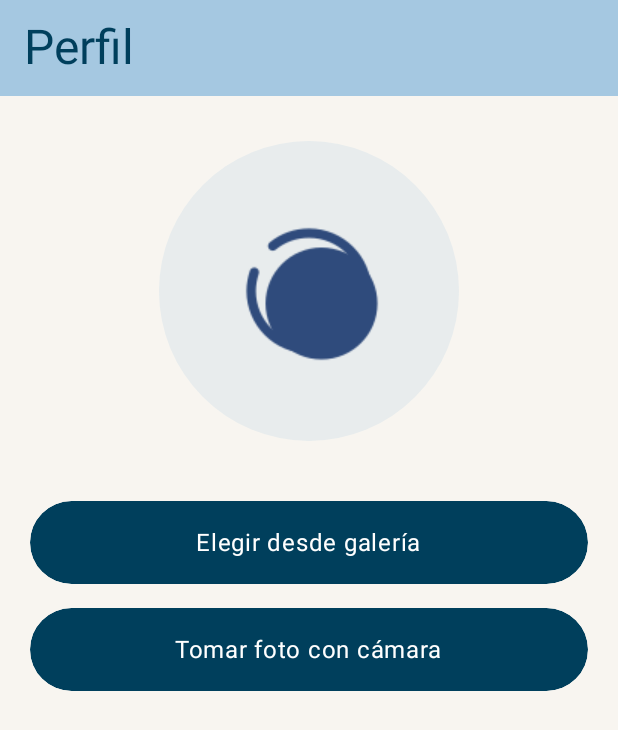
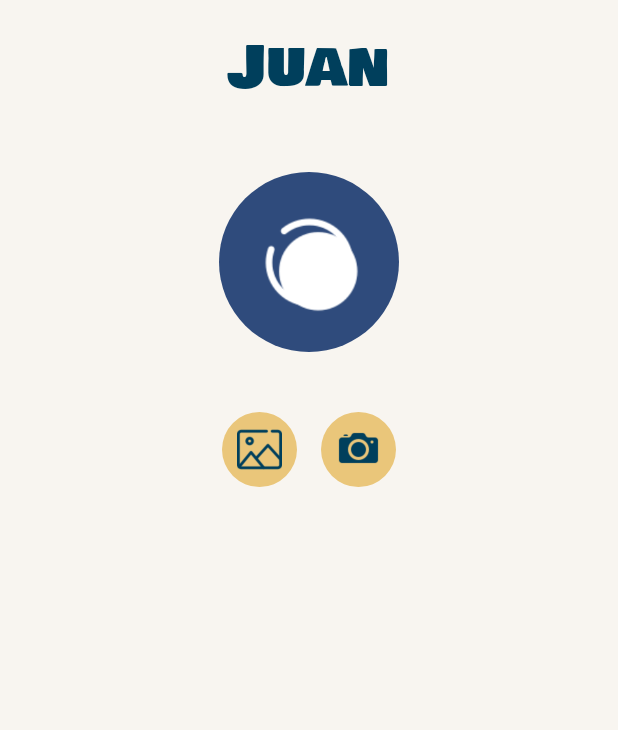
Before and after one commit to parchados/MovilParchados, an Android app built with Jetpack Compose: the PerfilScreen screen opened through its navigation route, on a phone screen of 412 x 824 dp. Shown: the top 730 px of the screen. Run offline under Robolectric (Android 15) with nearby library versions, the phone set to English and light mode, and no system bars; libraries missing offline, so code that uses them is left out: com.google.api.client, com.google.api.services; pictures from the network do not load; 3 statements that could not run were skipped.

Commit message:
Update: rediseno de perfil

```diff
--- a/app/src/main/java/com/example/parchadosapp/ui/screens/PerfilScreen.kt
+++ b/app/src/main/java/com/example/parchadosapp/ui/screens/PerfilScreen.kt
@@ -13,6 +13,7 @@ import androidx.compose.foundation.background
 import androidx.compose.foundation.clickable
 import androidx.compose.foundation.layout.*
 import androidx.compose.foundation.shape.CircleShape
+import androidx.compose.foundation.shape.RoundedCornerShape
 import androidx.compose.material3.*
 import androidx.compose.runtime.*
 import androidx.compose.ui.Alignment
@@ -28,22 +29,17 @@ import androidx.navigation.NavController
 import coil.compose.rememberAsyncImagePainter
 import com.example.parchadosapp.R
 import com.example.parchadosapp.ui.theme.*
-import androidx.compose.material3.TopAppBarDefaults
-
-
+import androidx.compose.ui.graphics.Color
 
 @OptIn(ExperimentalMaterial3Api::class)
 @Composable
 fun PerfilScreen(navController: NavController) {
-    val context = LocalContext.current
     var imageUri by remember { mutableStateOf<Uri?>(null) }
     var bitmap by remember { mutableStateOf<Bitmap?>(null) }
 
     val galleryLauncher = rememberLauncherForActivityResult(
         contract = ActivityResultContracts.GetContent()
-    ) { uri: Uri? ->
-        uri?.let { imageUri = it }
-    }
+    ) { uri: Uri? -> uri?.let { imageUri = it } }
 
     val cameraLauncher = rememberLauncherForActivityResult(
         contract = ActivityResultContracts.StartActivityForResult()
@@ -64,38 +60,37 @@ fun PerfilScreen(navController: NavController) {
         }
     )
 
-    Scaffold(
-        topBar = {
-            TopAppBar(
-                title = {
-                    Text(
-                        text = "Perfil",
-                        style = MaterialTheme.typography.headlineLarge,
-                        color = PrimaryColor
-                    )
-                },
-                modifier = Modifier.background(BackgroundColor)
-            )
-
-        },
-        containerColor = BackgroundColor
-    ) { paddingValues ->
+    Box(
+        modifier = Modifier
+            .fillMaxSize()
+            .background(Color(0xFFF8F5F0)), // Fondo beige elegante
+        contentAlignment = Alignment.TopCenter
+    ) {
         Column(
             modifier = Modifier
-                .fillMaxSize()
-                .padding(paddingValues)
-                .padding(horizontal = 20.dp)
-                .background(BackgroundColor),
+                .fillMaxWidth(0.9f)
+                .padding(16.dp),
             horizontalAlignment = Alignment.CenterHorizontally,
             verticalArrangement = Arrangement.Top
         ) {
-            Spacer(modifier = Modifier.height(30.dp))
+            // Título "Parchados" con el nombre de usuario
+            Text(
+                text = "Juan", // Nombre de usuario
+                style = MaterialTheme.typography.headlineLarge.copy(
+                    fontFamily = BowlbyOneSC,
+                    fontSize = 38.sp,
+                    color = Color(0xFF003F5C) // Azul profundo
+                )
+            )
 
+            Spacer(modifier = Modifier.height(40.dp))
+
+            // Imagen de perfil (hago la imagen más pequeña y centrada)
             Box(
                 modifier = Modifier
-                    .size(200.dp)
+                    .size(120.dp) // Imagen más pequeña
                     .clip(CircleShape)
-                    .background(DetailColor.copy(alpha = 0.2f)),
+                    .background(Color(0xFF2F4B7C)), // Azul de fondo
                 contentAlignment = Alignment.Center
             ) {
                 when {
@@ -109,7 +104,6 @@ fun PerfilScreen(navController: NavController) {
                                 .clip(CircleShape)
                         )
                     }
-
                     imageUri != null -> {
                         Image(
                             painter = rememberAsyncImagePainter(imageUri),
@@ -120,13 +114,12 @@ fun PerfilScreen(navController: NavController) {
                                 .clip(CircleShape)
                         )
                     }
-
                     else -> {
                         Icon(
                             painter = painterResource(id = R.drawable.perfil),
                             contentDescription = null,
-                            modifier = Modifier.size(100.dp),
-                            tint = SecondaryColor
+                            modifier = Modifier.size(70.dp), // Tamaño más pequeño de la imagen
+                            tint = Color.White // Cambié a blanco para contrastar con el fondo azul
                         )
                     }
                 }
@@ -134,35 +127,45 @@ fun PerfilScreen(navController: NavController) {
 
             Spacer(modifier = Modifier.height(40.dp))
 
-            Button(
+            // Botones horizontales con imágenes, centrados
+            Row(
+                horizontalArrangement = Arrangement.Center, // Centramos los botones
+                modifier = Modifier.fillMaxWidth()
+            ) {
+                // Botón para elegir desde galería
+                IconButton(
                     onClick = { galleryLauncher.launch("image/*") },
                     modifier = Modifier
-                    .fillMaxWidth()
-                    .height(55.dp)
-                    .clip(CircleShape),
-                colors = ButtonDefaults.buttonColors(
-                    containerColor = PrimaryColor,
-                    contentColor = White
+                        .size(50.dp) // Tamaño más pequeño del botón
+                        .clip(CircleShape)
+                        .background(Color(0xFFEAC67A)) // Amarillo de fondo
+                ) {
+                    Icon(
+                        painter = painterResource(id = R.drawable.galeria), // Imagen de galería
+                        contentDescription = "Elegir desde galería",
+                        modifier = Modifier.size(30.dp), // Ícono más pequeño
+                        tint = Color(0xFF003F5C) // Azul de los íconos
                     )
-            ) {
-                Text("Elegir desde galería", style = MaterialTheme.typography.bodyLarge)
                 }
 
-            Spacer(modifier = Modifier.height(16.dp))
+                Spacer(modifier = Modifier.width(16.dp)) // Espacio entre los botones
 
-            Button(
+                // Botón para tomar foto con cámara
+                IconButton(
                     onClick = { permissionLauncher.launch(Manifest.permission.CAMERA) },
                     modifier = Modifier
-                    .fillMaxWidth()
-                    .height(55.dp)
-                    .clip(CircleShape),
-                colors = ButtonDefaults.buttonColors(
-                    containerColor = PrimaryColor,
-                    contentColor = White
+                        .size(50.dp) // Tamaño más pequeño del botón
+                        .clip(CircleShape)
+                        .background(Color(0xFFEAC67A)) // Amarillo de fondo
+                ) {
+                    Icon(
+                        painter = painterResource(id = R.drawable.camara), // Imagen de cámara
+                        contentDescription = "Tomar foto con cámara",
+                        modifier = Modifier.size(30.dp), // Ícono más pequeño
+                        tint = Color(0xFF003F5C) // Azul de los íconos
                     )
-            ) {
-                Text("Tomar foto con cámara", style = MaterialTheme.typography.bodyLarge)
                 }
             }
         }
     }
+}
```
Also changed, not shown: app/src/main/res/drawable/camara.png (added), app/src/main/res/drawable/galeria.png (added). Lines whose indentation alone changed are shown as unchanged.
